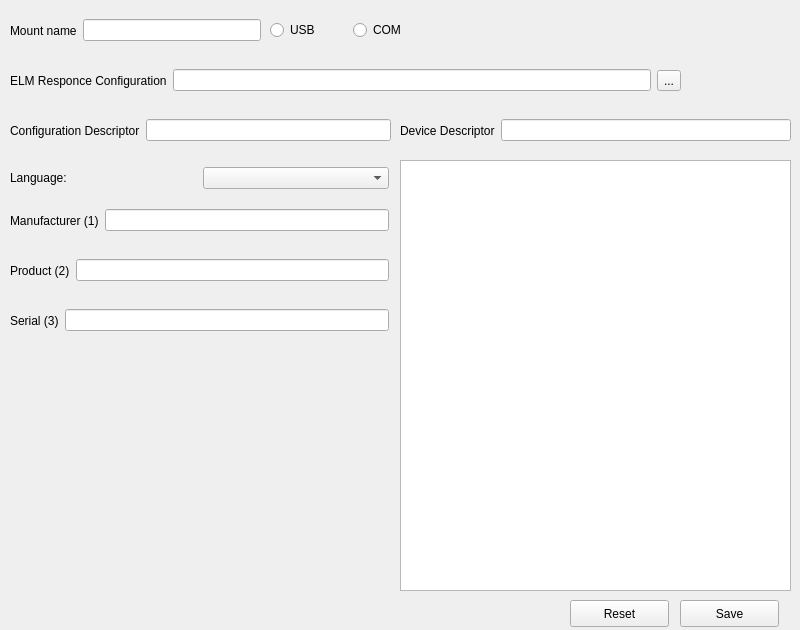
First picture: the form in OBDCU/src/View/emulationwidget.ui, repository z1230601/BAKK_Prodanovic_Zaric_OBD, before the edit.
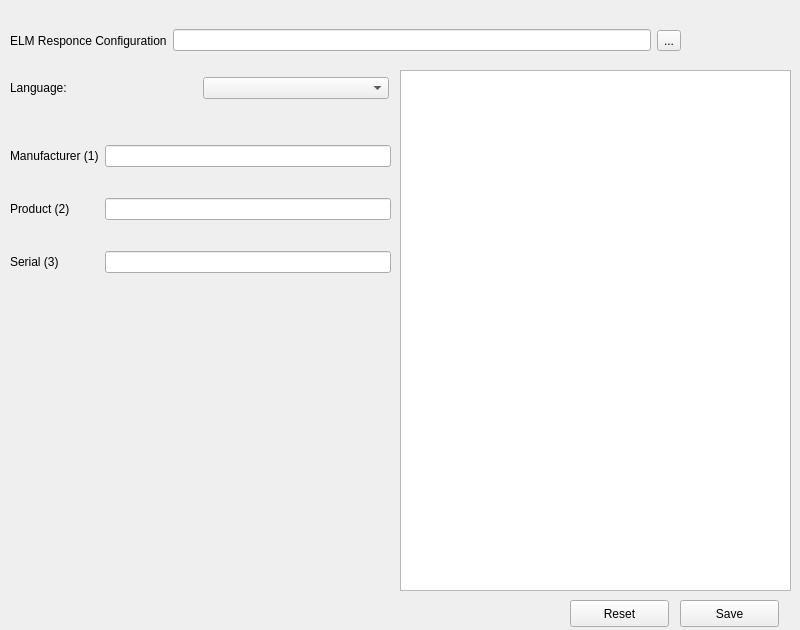
Second picture: the form after the edit.

Diff of the .ui file:
```diff
--- a/OBDCU/src/View/emulationwidget.ui
+++ b/OBDCU/src/View/emulationwidget.ui
@@ -39,37 +39,11 @@
     <string>Reset</string>
    </property>
   </widget>
-  <widget class="QWidget" name="horizontalLayoutWidget">
-   <property name="geometry">
-    <rect>
-     <x>10</x>
-     <y>10</y>
-     <width>251</width>
-     <height>41</height>
-    </rect>
-   </property>
-   <layout class="QHBoxLayout" name="horizontalLayout">
-    <item>
-     <widget class="QLabel" name="label">
-      <property name="text">
-       <string>Mount name</string>
-      </property>
-     </widget>
-    </item>
-    <item>
-     <widget class="QLineEdit" name="mountNameInput">
-      <property name="toolTip">
-       <string>&lt;html&gt;&lt;head/&gt;&lt;body&gt;&lt;p&gt;Name under which it will be mounted in /dev/ commonly ttyUSB0 or ttyS1&lt;/p&gt;&lt;/body&gt;&lt;/html&gt;</string>
-      </property>
-     </widget>
-    </item>
-   </layout>
-  </widget>
   <widget class="QWidget" name="horizontalLayoutWidget_2">
    <property name="geometry">
     <rect>
      <x>10</x>
-     <y>60</y>
+     <y>20</y>
      <width>671</width>
      <height>41</height>
     </rect>
@@ -101,81 +75,11 @@
     </item>
    </layout>
   </widget>
-  <widget class="QWidget" name="horizontalLayoutWidget_3">
-   <property name="geometry">
-    <rect>
-     <x>270</x>
-     <y>10</y>
-     <width>160</width>
-     <height>41</height>
-    </rect>
-   </property>
-   <layout class="QHBoxLayout" name="horizontalLayout_3">
-    <item>
-     <widget class="QRadioButton" name="radioButton">
-      <property name="text">
-       <string>USB</string>
-      </property>
-     </widget>
-    </item>
-    <item>
-     <widget class="QRadioButton" name="radioButton_2">
-      <property name="text">
-       <string>COM</string>
-      </property>
-     </widget>
-    </item>
-   </layout>
-  </widget>
-  <widget class="QWidget" name="horizontalLayoutWidget_4">
-   <property name="geometry">
-    <rect>
-     <x>10</x>
-     <y>110</y>
-     <width>381</width>
-     <height>41</height>
-    </rect>
-   </property>
-   <layout class="QHBoxLayout" name="horizontalLayout_4">
-    <item>
-     <widget class="QLabel" name="label_3">
-      <property name="text">
-       <string>Configuration Descriptor</string>
-      </property>
-     </widget>
-    </item>
-    <item>
-     <widget class="QLineEdit" name="lineEdit"/>
-    </item>
-   </layout>
-  </widget>
-  <widget class="QWidget" name="horizontalLayoutWidget_5">
-   <property name="geometry">
-    <rect>
-     <x>400</x>
-     <y>110</y>
-     <width>391</width>
-     <height>41</height>
-    </rect>
-   </property>
-   <layout class="QHBoxLayout" name="horizontalLayout_5">
-    <item>
-     <widget class="QLabel" name="label_4">
-      <property name="text">
-       <string>Device Descriptor</string>
-      </property>
-     </widget>
-    </item>
-    <item>
-     <widget class="QLineEdit" name="lineEdit_2"/>
-    </item>
-   </layout>
-  </widget>
   <widget class="QWidget" name="horizontalLayoutWidget_6">
    <property name="geometry">
     <rect>
      <x>10</x>
-     <y>160</y>
+     <y>70</y>
      <width>379</width>
      <height>36</height>
     </rect>
@@ -193,96 +97,58 @@
     </item>
    </layout>
   </widget>
-  <widget class="QWidget" name="horizontalLayoutWidget_7">
+  <widget class="QTextBrowser" name="emulationLogBrowser">
+   <property name="geometry">
+    <rect>
+     <x>400</x>
+     <y>70</y>
+     <width>391</width>
+     <height>521</height>
+    </rect>
+   </property>
+  </widget>
+  <widget class="QWidget" name="gridLayoutWidget">
    <property name="geometry">
     <rect>
      <x>10</x>
-     <y>200</y>
-     <width>379</width>
-     <height>41</height>
+     <y>120</y>
+     <width>381</width>
+     <height>181</height>
     </rect>
    </property>
-   <layout class="QHBoxLayout" name="horizontalLayout_7">
-    <item>
+   <layout class="QGridLayout" name="gridLayout">
+    <item row="1" column="0">
+     <widget class="QLabel" name="label_7">
+      <property name="text">
+       <string>Product (2)</string>
+      </property>
+     </widget>
+    </item>
+    <item row="0" column="0">
      <widget class="QLabel" name="label_6">
       <property name="text">
        <string>Manufacturer (1)</string>
       </property>
      </widget>
     </item>
-    <item>
-     <widget class="QLineEdit" name="lineEdit_3"/>
+    <item row="0" column="1">
+     <widget class="QLineEdit" name="manStringInput"/>
     </item>
-   </layout>
-  </widget>
-  <widget class="QWidget" name="horizontalLayoutWidget_9">
-   <property name="geometry">
-    <rect>
-     <x>10</x>
-     <y>300</y>
-     <width>379</width>
-     <height>41</height>
-    </rect>
-   </property>
-   <layout class="QHBoxLayout" name="horizontalLayout_9">
-    <item>
+    <item row="1" column="1">
+     <widget class="QLineEdit" name="productStringInput"/>
+    </item>
+    <item row="2" column="0">
      <widget class="QLabel" name="label_8">
       <property name="text">
        <string>Serial (3)</string>
       </property>
      </widget>
     </item>
-    <item>
-     <widget class="QLineEdit" name="lineEdit_5"/>
+    <item row="2" column="1">
+     <widget class="QLineEdit" name="serialStringInput"/>
     </item>
    </layout>
   </widget>
-  <widget class="QWidget" name="horizontalLayoutWidget_8">
-   <property name="geometry">
-    <rect>
-     <x>10</x>
-     <y>250</y>
-     <width>379</width>
-     <height>41</height>
-    </rect>
-   </property>
-   <layout class="QHBoxLayout" name="horizontalLayout_8">
-    <item>
-     <widget class="QLabel" name="label_7">
-      <property name="text">
-       <string>Product (2)</string>
-      </property>
-     </widget>
-    </item>
-    <item>
-     <widget class="QLineEdit" name="lineEdit_4"/>
-    </item>
-   </layout>
-  </widget>
-  <widget class="QTextBrowser" name="textBrowser">
-   <property name="geometry">
-    <rect>
-     <x>400</x>
-     <y>160</y>
-     <width>391</width>
-     <height>431</height>
-    </rect>
-   </property>
-  </widget>
-  <zorder>saveBtn</zorder>
-  <zorder>resetBtn</zorder>
-  <zorder>horizontalLayoutWidget</zorder>
-  <zorder>horizontalLayoutWidget_2</zorder>
-  <zorder>horizontalLayoutWidget_3</zorder>
-  <zorder>horizontalLayoutWidget_4</zorder>
-  <zorder>horizontalLayoutWidget_5</zorder>
-  <zorder>label_3</zorder>
-  <zorder>horizontalLayoutWidget_6</zorder>
-  <zorder>horizontalLayoutWidget_6</zorder>
-  <zorder>horizontalLayoutWidget_7</zorder>
-  <zorder>horizontalLayoutWidget_9</zorder>
-  <zorder>horizontalLayoutWidget_8</zorder>
-  <zorder>textBrowser</zorder>
  </widget>
  <resources/>
  <connections/>
```
Left out of the diff: 10 changed lines with no effect on the pictures.
